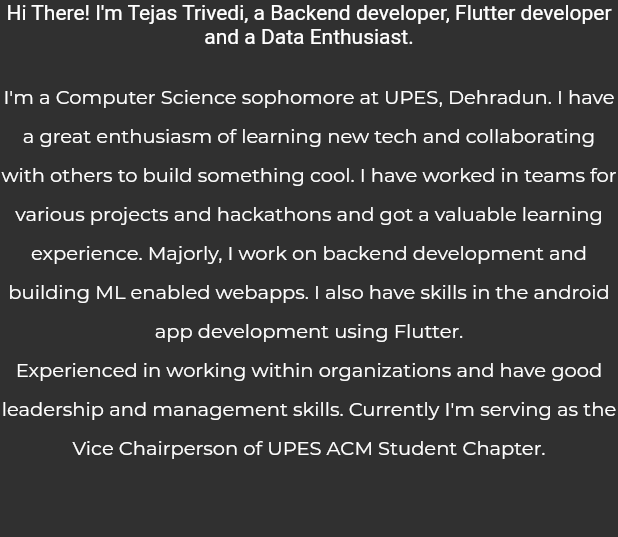
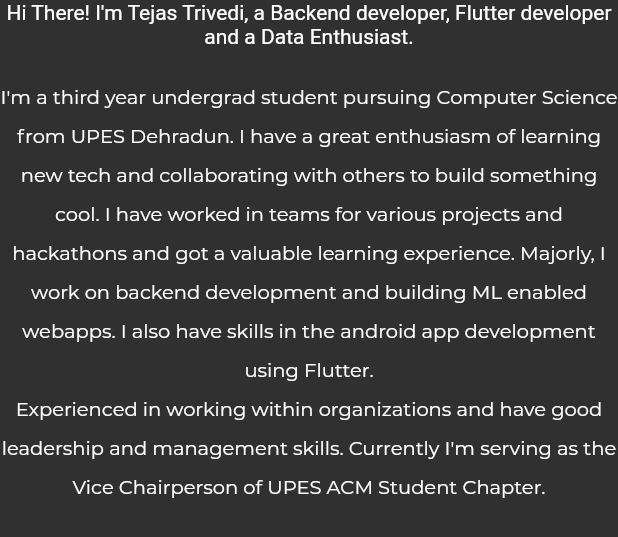
Before and after one commit to tejas-trivedi/portfolio_website, a Flutter app: the AboutMeText widget shown alone on an empty page, opened directly, on a phone screen of 412 x 824 dp. Shown: the top 537 px of the screen. Run offline on Flutter 3.47's test engine with Material 2 defaults, Android fonts, the phone set to English and light mode, and no system bars; our stand-ins replace animated_text_kit, carousel_slider, google_fonts, responsive_builder, scrollable_positioned_list, shimmer_animation; missing offline and left inert: universal_html.

Commit message:
year updated

```diff
--- a/lib/widget/aboutMeText.dart
+++ b/lib/widget/aboutMeText.dart
@@ -31,7 +31,7 @@
         ),
         TextSpan(
           text:
-              "I'm a Computer Science sophomore at UPES, Dehradun. I have a great enthusiasm of learning new tech and collaborating with others to build something cool. I have worked in teams for various projects and hackathons and got a valuable learning experience. Majorly, I work on backend development and building ML enabled webapps. I also have skills in the android app development using Flutter.\nExperienced in working within organizations and have good leadership and management skills. Currently I'm serving as the ",
+              "I'm a third year undergrad student pursuing Computer Science from UPES Dehradun. I have a great enthusiasm of learning new tech and collaborating with others to build something cool. I have worked in teams for various projects and hackathons and got a valuable learning experience. Majorly, I work on backend development and building ML enabled webapps. I also have skills in the android app development using Flutter.\nExperienced in working within organizations and have good leadership and management skills. Currently I'm serving as the ",
           style: MediaQuery.of(context).size.width < 600
               ? _textStyle(fontSize, false)
               : _textStyle(fontSize + 2, false),
--- a/lib/widget/toolsTech.dart
+++ b/lib/widget/toolsTech.dart
@@ -11,7 +11,7 @@
       crossAxisAlignment: CrossAxisAlignment.start,
       children: [
         Text(
-          "Technologies I have worked with:\n",
+          "\nTechnologies I have worked with:\n",
           style: GoogleFonts.montserrat(
               fontSize: 16, color: kPrimaryColor, fontWeight: FontWeight.w800),
         ),
```
Also changed, not shown: 1 other file.
